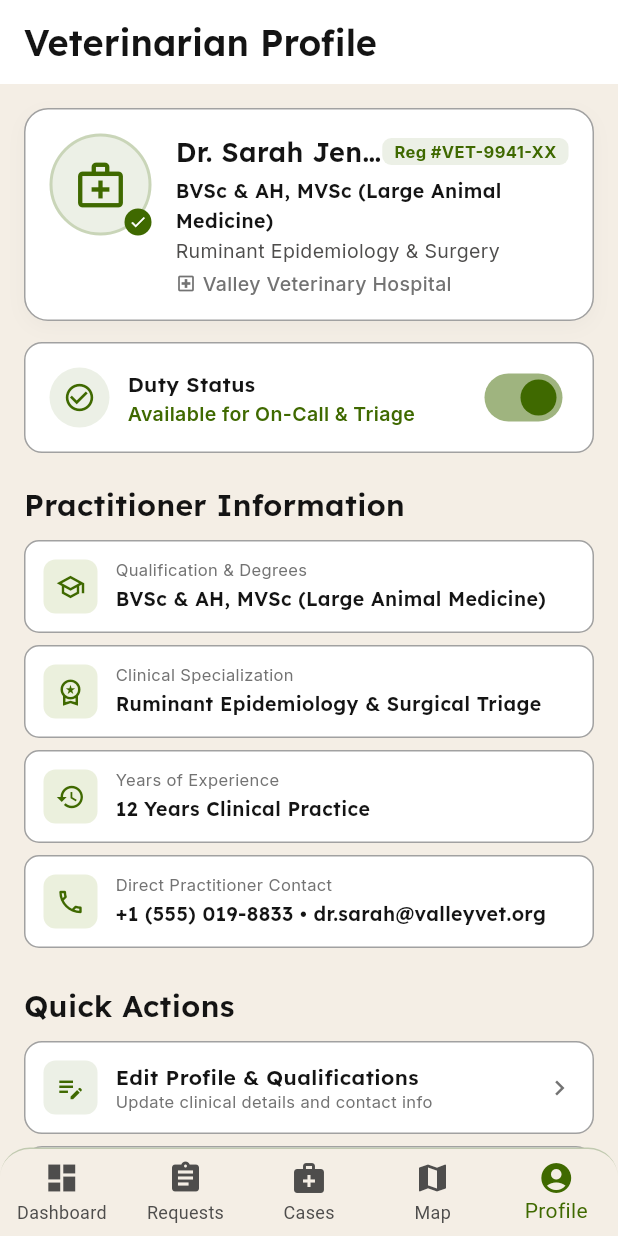
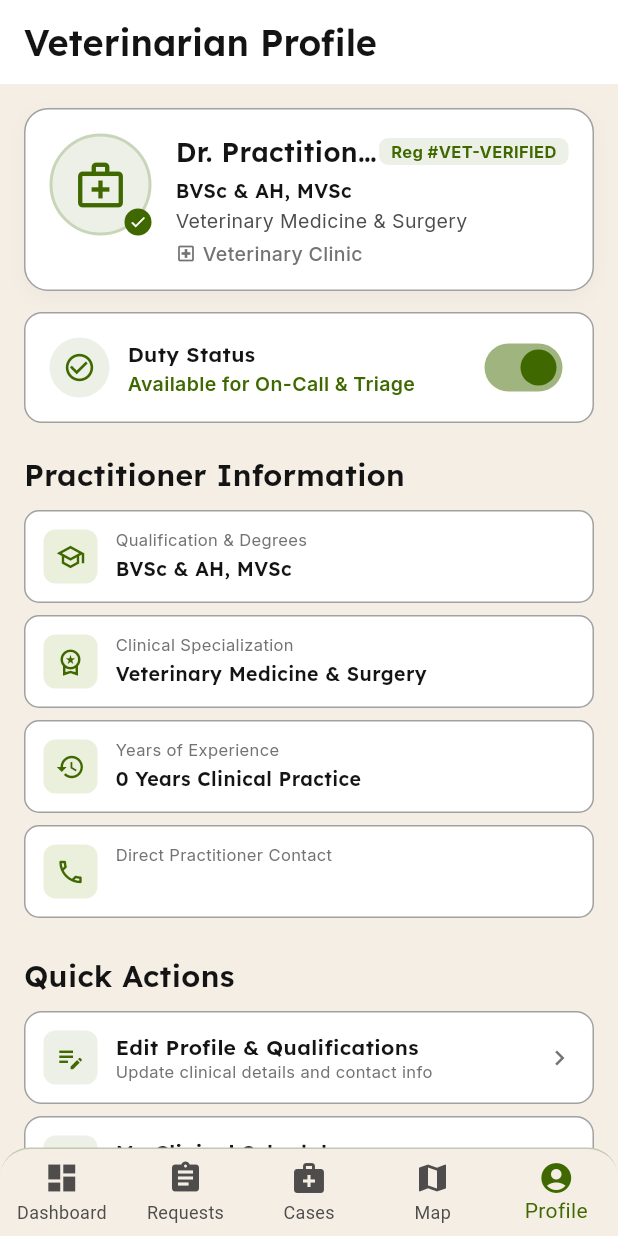
Before and after one commit to omrajput14/vetra, a Flutter app: the VetProfilePage screen opened by its route, on a phone screen of 412 x 824 dp. Run offline on Flutter 3.47's test engine with Material 3 defaults, Android fonts, the light colour scheme and no system bars; our stand-ins replace dio, flutter_riverpod, flutter_secure_storage, go_router, google_fonts; accounts and stored records are empty; network calls fail.

Commit message:
fix(profile): bind live auth & dashboard state to VetProfilePage and support full vet attributes in EditProfilePage

```diff
--- a/lib/features/auth/data/repositories/auth_repository_impl.dart
+++ b/lib/features/auth/data/repositories/auth_repository_impl.dart
@@ -102,6 +102,7 @@ class AuthRepositoryImpl implements AuthRepository {
         emailOrPhone: userData['email']?.toString() ?? userData['phone']?.toString() ?? '',
         role: role,
         vetStatus: VetAccountStatus.active,
+        metadata: userData,
       );
     } catch (e) {
       await _storage.clearAll();
@@ -145,6 +146,7 @@ class AuthRepositoryImpl implements AuthRepository {
       emailOrPhone: userData['email']?.toString() ?? userData['phone']?.toString() ?? '',
       role: role,
       vetStatus: VetAccountStatus.active,
+      metadata: userData,
     );
   }
 
@@ -190,6 +192,7 @@ class AuthRepositoryImpl implements AuthRepository {
       emailOrPhone: userData['email']?.toString() ?? userData['phone']?.toString() ?? '',
       role: role,
       vetStatus: VetAccountStatus.active,
+      metadata: userData,
     );
   }
 }
--- a/lib/features/profile/presentation/pages/vet_profile_page.dart
+++ b/lib/features/profile/presentation/pages/vet_profile_page.dart
@@ -4,6 +4,7 @@ import '../../../../core/design_system/app_colors.dart';
 import '../../../../core/design_system/app_typography.dart';
 import '../../../../core/design_system/navigation/vet_bottom_navigation.dart';
 import '../../../auth/presentation/providers/auth_provider.dart';
+import '../../../dashboard/presentation/providers/dashboard_provider.dart';
 import '../widgets/profile_header_card.dart';
 import '../widgets/availability_card.dart';
 import '../widgets/info_tile.dart';
@@ -20,7 +21,32 @@ class _VetProfilePageState extends State<VetProfilePage> {
   bool _isAvailable = true;
 
   @override
+  void initState() {
+    super.initState();
+    WidgetsBinding.instance.addPostFrameCallback((_) {
+      authNotifier.restoreSession();
+      dashboardNotifier.loadDashboard();
+    });
+  }
+
+  @override
   Widget build(BuildContext context) {
+    return AnimatedBuilder(
+      animation: Listenable.merge([authNotifier, dashboardNotifier]),
+      builder: (context, _) {
+        final user = authNotifier.currentUser;
+        final dash = dashboardNotifier.dashboard;
+
+        final vetName = user?.name.isNotEmpty == true ? user!.name : (dash?.userName ?? 'Dr. Practitioner');
+        final regNo = user?.metadata['registrationNumber'] != null
+            ? 'Reg #${user!.metadata['registrationNumber']}'
+            : 'Reg #VET-VERIFIED';
+        final qualification = user?.metadata['qualification']?.toString() ?? 'BVSc & AH, MVSc';
+        final specialization = user?.metadata['specialization']?.toString() ?? 'Veterinary Medicine & Surgery';
+        final hospital = user?.metadata['clinicName']?.toString() ?? (dash?.facilityName ?? 'Veterinary Clinic');
+        final yearsExp = user?.metadata['yearsExperience']?.toString() ?? '0';
+        final contact = user?.emailOrPhone ?? '';
+
         return Scaffold(
           backgroundColor: AppColors.surfaceBackground,
           appBar: AppBar(
@@ -31,13 +57,13 @@ class _VetProfilePageState extends State<VetProfilePage> {
           body: ListView(
             padding: const EdgeInsets.all(16),
             children: [
-          // 1. Profile Header
-          const ProfileHeaderCard(
-            name: 'Dr. Sarah Jenkins',
-            regNo: 'Reg #VET-9941-XX',
-            qualification: 'BVSc & AH, MVSc (Large Animal Medicine)',
-            specialization: 'Ruminant Epidemiology & Surgery',
-            hospital: 'Valley Veterinary Hospital',
+              // 1. Dynamic Profile Header
+              ProfileHeaderCard(
+                name: vetName,
+                regNo: regNo,
+                qualification: qualification,
+                specialization: specialization,
+                hospital: hospital,
               ),
               const SizedBox(height: 14),
 
@@ -51,28 +77,28 @@ class _VetProfilePageState extends State<VetProfilePage> {
               // 3. Practitioner Info Section
               Text('Practitioner Information', style: AppTypography.sectionHeading),
               const SizedBox(height: 10),
-          const InfoTile(
+              InfoTile(
                 icon: Icons.school_outlined,
                 label: 'Qualification & Degrees',
-            value: 'BVSc & AH, MVSc (Large Animal Medicine)',
+                value: qualification,
               ),
               const SizedBox(height: 8),
-          const InfoTile(
+              InfoTile(
                 icon: Icons.workspace_premium_outlined,
                 label: 'Clinical Specialization',
-            value: 'Ruminant Epidemiology & Surgical Triage',
+                value: specialization,
               ),
               const SizedBox(height: 8),
-          const InfoTile(
+              InfoTile(
                 icon: Icons.history_outlined,
                 label: 'Years of Experience',
-            value: '12 Years Clinical Practice',
+                value: '$yearsExp Years Clinical Practice',
               ),
               const SizedBox(height: 8),
-          const InfoTile(
+              InfoTile(
                 icon: Icons.phone_outlined,
                 label: 'Direct Practitioner Contact',
-            value: '+1 (555) 019-8833 • dr.sarah@valleyvet.org',
+                value: contact,
               ),
               const SizedBox(height: 24),
 
@@ -112,9 +138,9 @@ class _VetProfilePageState extends State<VetProfilePage> {
                 title: 'Log Out Practitioner Account',
                 subtitle: 'Safely end active session',
                 isDanger: true,
-            onTap: () {
-              authNotifier.logout();
-              context.go('/welcome');
+                onTap: () async {
+                  await authNotifier.logout();
+                  if (context.mounted) context.go('/welcome');
                 },
               ),
               const SizedBox(height: 24),
@@ -131,5 +157,7 @@ class _VetProfilePageState extends State<VetProfilePage> {
             },
           ),
         );
+      },
+    );
   }
 }
```
Also changed, not shown: lib/features/profile/presentation/pages/edit_profile_page.dart (+54 -6 lines). Lines whose indentation alone changed are shown as unchanged.
